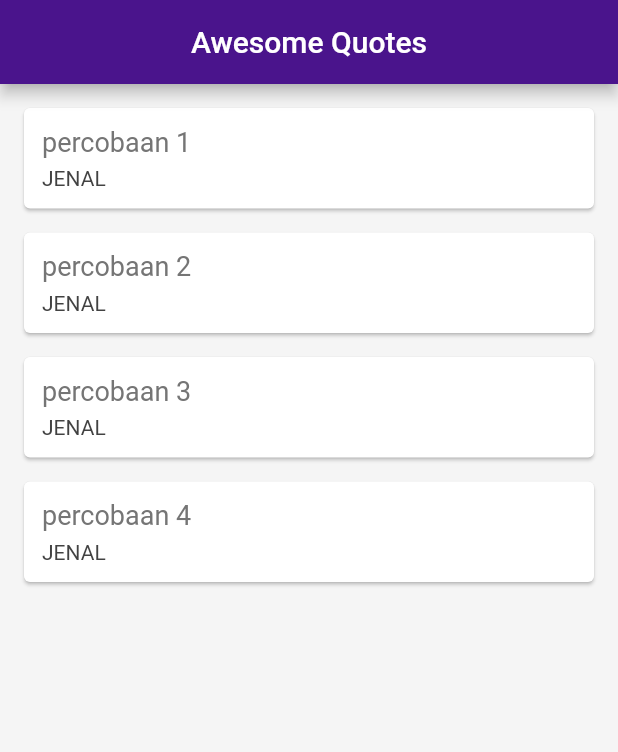
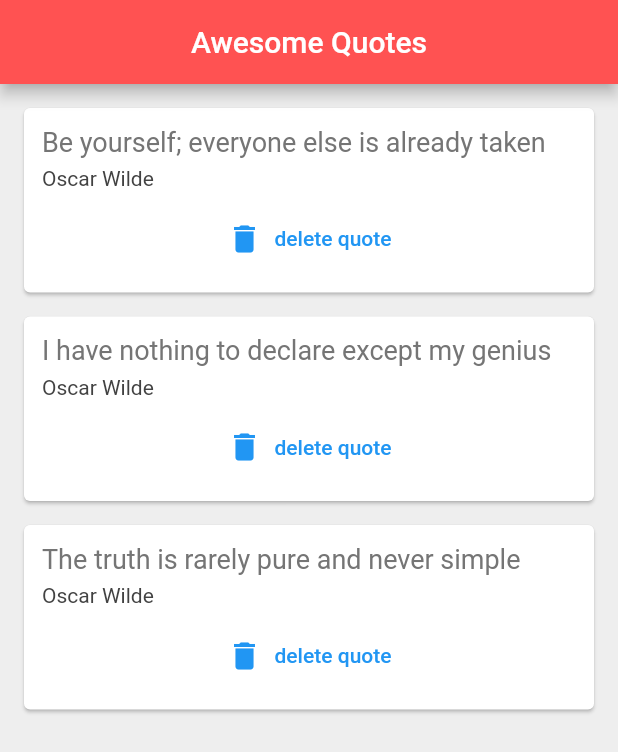
Before and after one commit to jenalalfianta/flutter_list_of_data, a Flutter app: the screen it shows after launch, on a phone screen of 412 x 824 dp. Shown: the top 752 px of the screen. Run offline on Flutter 3.47's test engine with Material 2 defaults, Android fonts, the phone set to English and light mode, and no system bars.

Commit message:
penambahan delete dan null safety

```diff
--- a/lib/main.dart
+++ b/lib/main.dart
@@ -1,66 +1,46 @@
 import 'package:flutter/material.dart';
-import 'quotes.dart';
+import 'quote.dart';
+import 'quote_card.dart';
 
-void main() => runApp(MaterialApp(
-      home: quoteList(),
-    ));
+void main() => runApp(MaterialApp(home: QuoteList()));
 
-class quoteList extends StatefulWidget {
-  const quoteList({Key? key}) : super(key: key);
-
+class QuoteList extends StatefulWidget {
   @override
-  _quoteListState createState() => _quoteListState();
+  _QuoteListState createState() => _QuoteListState();
 }
 
-class _quoteListState extends State<quoteList> {
-  List<Quotes> quotes = [
-    Quotes(author: 'JENAL', text: 'percobaan 1'),
-    Quotes(author: 'JENAL', text: 'percobaan 2'),
-    Quotes(author: 'JENAL', text: 'percobaan 3'),
-    Quotes(author: 'JENAL', text: 'percobaan 4'),
+class _QuoteListState extends State<QuoteList> {
+  List<Quote> quotes = [
+    Quote(
+        author: 'Oscar Wilde',
+        text: 'Be yourself; everyone else is already taken'),
+    Quote(
+        author: 'Oscar Wilde',
+        text: 'I have nothing to declare except my genius'),
+    Quote(
+        author: 'Oscar Wilde',
+        text: 'The truth is rarely pure and never simple')
   ];
-
-  Widget quotetemplate(quote) {
-    return Card(
-      margin: EdgeInsets.fromLTRB(16.0, 16.0, 16.0, 0.0),
-      child: Padding(
-        padding: const EdgeInsets.all(12.0),
-        child: Column(
-          crossAxisAlignment: CrossAxisAlignment.stretch,
-          children: [
-            Text(
-              quote.text,
-              style: TextStyle(
-                fontSize: 18.0,
-                color: Colors.grey.shade600,
-              ),
-            ),
-            SizedBox(height: 6.0),
-            Text(
-              quote.author,
-              style: TextStyle(
-                fontSize: 14.0,
-                color: Colors.grey.shade800,
-              ),
-            )
-          ],
-        ),
-      ),
-    );
-  }
 
   @override
   Widget build(BuildContext context) {
     return Scaffold(
-      backgroundColor: Colors.grey.shade100,
+      backgroundColor: Colors.grey[200],
       appBar: AppBar(
         title: Text('Awesome Quotes'),
         centerTitle: true,
-        backgroundColor: Colors.purple.shade900,
+        backgroundColor: Colors.redAccent,
       ),
       body: Column(
-        crossAxisAlignment: CrossAxisAlignment.start,
-        children: quotes.map((quote) => quotetemplate(quote)).toList(),
+        children: quotes
+            .map((quote) => QuoteCard(
+                quote: quote,
+                delete: () {
+                  setState(() {
+                    quotes.remove(quote);
+                  });
+                }))
+            .toList(),
       ),
     );
   }
--- /dev/null
+++ b/lib/quote.dart
@@ -0,0 +1,23 @@
+class Quote {
+  String? text;
+  String? author;
+
+  //  normal constructor, as we've already seen
+
+  //  Quote(String author, String text){
+  //    this.text = text;
+  //    this.author = author;
+  //  }
+
+  //  constructor with named parameters
+
+  //  Quote({ String author, String text }){
+  //    this.text = text;
+  //    this.author = author;
+  //  }
+
+  // constructor with named parameters
+  // & automatically assigns named arguments to class properties
+
+  Quote({this.text, this.author});
+}
--- /dev/null
+++ b/lib/quote_card.dart
@@ -0,0 +1,43 @@
+import 'package:flutter/material.dart';
+import 'quote.dart';
+
+class QuoteCard extends StatelessWidget {
+  final Quote quote;
+  final VoidCallback delete;
+  QuoteCard({required this.quote, required this.delete});
+
+  @override
+  Widget build(BuildContext context) {
+    return Card(
+        margin: const EdgeInsets.fromLTRB(16.0, 16.0, 16.0, 0),
+        child: Padding(
+          padding: const EdgeInsets.all(12.0),
+          child: Column(
+            crossAxisAlignment: CrossAxisAlignment.stretch,
+            children: <Widget>[
+              Text(
+                quote.text!,
+                style: TextStyle(
+                  fontSize: 18.0,
+                  color: Colors.grey[600],
+                ),
+              ),
+              SizedBox(height: 6.0),
+              Text(
+                quote.author!,
+                style: TextStyle(
+                  fontSize: 14.0,
+                  color: Colors.grey[800],
+                ),
+              ),
+              SizedBox(height: 8.0),
+              TextButton.icon(
+                onPressed: delete,
+                label: Text('delete quote'),
+                icon: Icon(Icons.delete),
+              )
+            ],
+          ),
+        ));
+  }
+}
--- a/lib/quotes.dart
+++ /dev/null
@@ -1,6 +0,0 @@
-class Quotes {
-  String? text;
-  String? author;
-
-  Quotes({this.text, this.author});
-}
```
